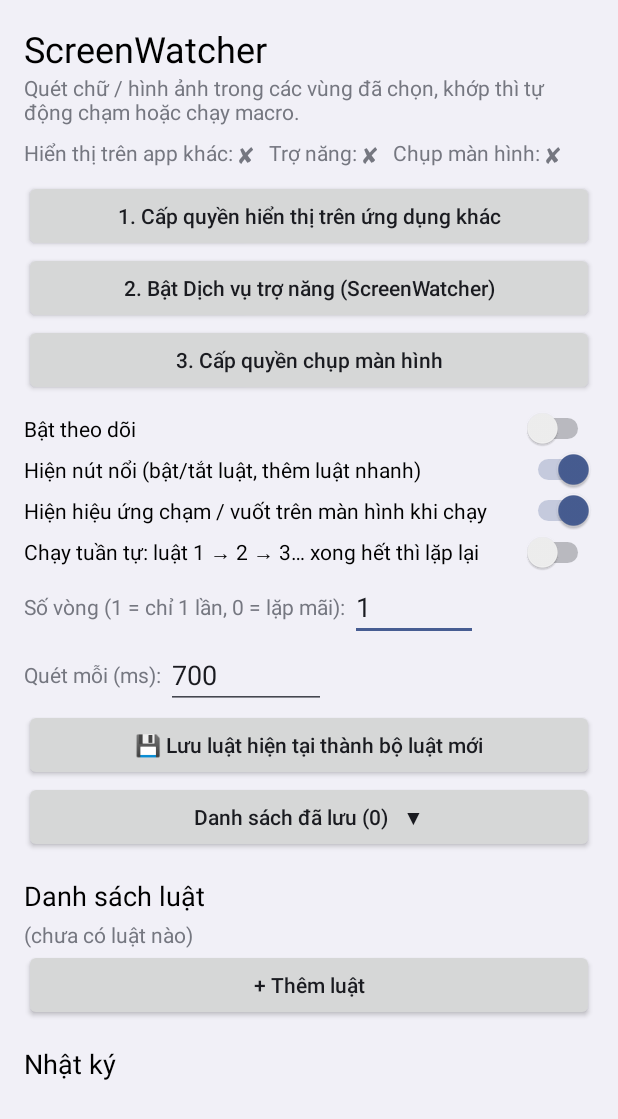
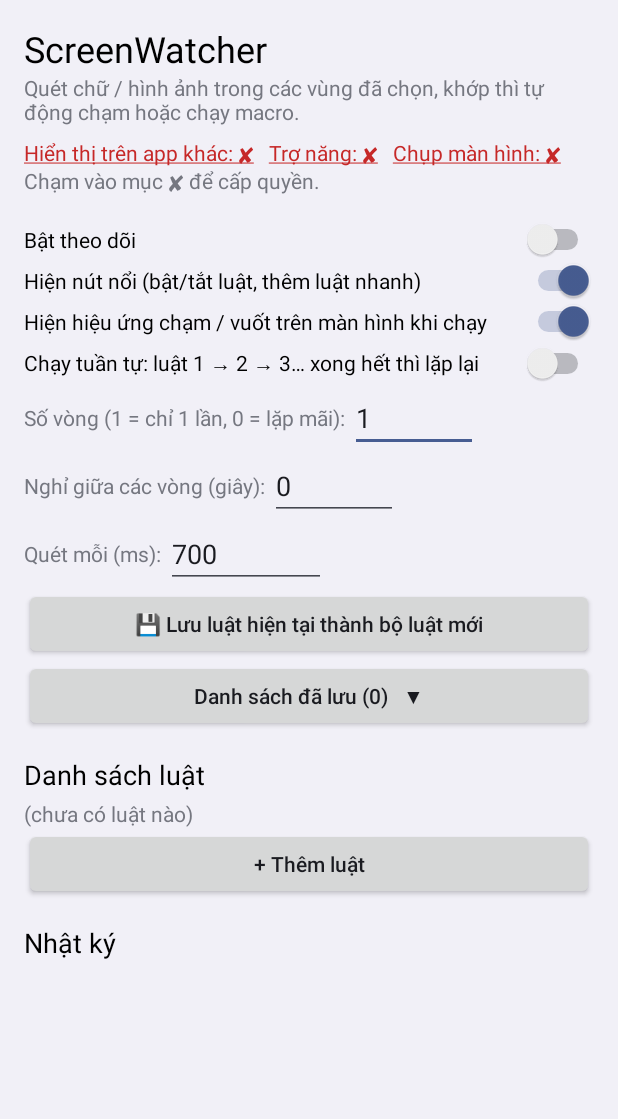
Before and after one commit to THQuan1989/Docmanhinh2.0, an Android app: the screen it shows after launch (MainActivity), on a phone screen of 412 x 824 dp. Shown: the top 1119 px of the screen. Run offline under Robolectric (Android 15) with nearby library versions, the phone set to English and light mode, and no system bars.

Commit message:
Them ma nguon

```diff
--- a/app/src/main/java/com/example/screenwatcher/MainActivity.kt
+++ b/app/src/main/java/com/example/screenwatcher/MainActivity.kt
@@ -12,6 +12,12 @@ import android.os.Handler
 import android.os.Looper
 import android.provider.Settings
 import android.text.InputType
+import android.text.SpannableStringBuilder
+import android.text.Spanned
+import android.text.TextPaint
+import android.text.method.LinkMovementMethod
+import android.text.style.ClickableSpan
+import android.view.View
 import android.view.Gravity
 import android.widget.Button
 import android.widget.CheckBox
@@ -41,6 +47,8 @@ class MainActivity : ComponentActivity() {
     private lateinit var feedbackSwitch: Switch
     private lateinit var cyclesEt: EditText
     private lateinit var intervalEt: EditText
+    private lateinit var gapEt: EditText
+    private var lastStatus = ""
     private var updating = false
     private val h = Handler(Looper.getMainLooper())
     private val ticker = object : Runnable {
@@ -81,19 +89,13 @@ class MainActivity : ComponentActivity() {
         root.addView(TextView(this).apply {
             text = "Quét chữ / hình ảnh trong các vùng đã chọn, khớp thì tự động chạm hoặc chạy macro."
         })
-        status = TextView(this).apply { setPadding(0, dp(8), 0, dp(8)) }
+        // dòng trạng thái quyền: chạm vào từng mục để đi tới màn hình cấp quyền tương ứng
+        status = TextView(this).apply {
+            setPadding(0, dp(8), 0, dp(8))
+            movementMethod = LinkMovementMethod.getInstance()
+            highlightColor = Color.TRANSPARENT
+        }
         root.addView(status)
-
-        root.addView(btn("1. Cấp quyền hiển thị trên ứng dụng khác") {
-            startActivity(Intent(Settings.ACTION_MANAGE_OVERLAY_PERMISSION, Uri.parse("package:$packageName")))
-        })
-        root.addView(btn("2. Bật Dịch vụ trợ năng (ScreenWatcher)") {
-            startActivity(Intent(Settings.ACTION_ACCESSIBILITY_SETTINGS))
-        })
-        root.addView(btn("3. Cấp quyền chụp màn hình") {
-            val mpm = getSystemService(MediaProjectionManager::class.java)
-            projLauncher.launch(mpm.createScreenCaptureIntent())
-        })
 
         monitorSwitch = Switch(this).apply {
             text = "Bật theo dõi"; setPadding(0, dp(12), 0, dp(4))
@@ -158,6 +160,16 @@ class MainActivity : ComponentActivity() {
         cy.addView(cyclesEt)
         root.addView(cy)
 
+        val gp = LinearLayout(this).apply { orientation = LinearLayout.HORIZONTAL; gravity = Gravity.CENTER_VERTICAL }
+        gp.addView(TextView(this).apply { text = "Nghỉ giữa các vòng (giây): " })
+        gapEt = EditText(this).apply {
+            inputType = InputType.TYPE_CLASS_NUMBER or InputType.TYPE_NUMBER_FLAG_DECIMAL
+            setText(fmtSec(RuleStore.seqGap(this@MainActivity)))
+            minEms = 4
+        }
+        gp.addView(gapEt)
+        root.addView(gp)
+
         val iv = LinearLayout(this).apply { orientation = LinearLayout.HORIZONTAL; gravity = Gravity.CENTER_VERTICAL }
         iv.addView(TextView(this).apply { text = "Quét mỗi (ms): " })
         intervalEt = EditText(this).apply {
@@ -195,6 +207,19 @@ class MainActivity : ComponentActivity() {
     private fun saveInterval() {
         intervalEt.text.toString().toLongOrNull()?.let { RuleStore.setInterval(this, it) }
         cyclesEt.text.toString().toIntOrNull()?.let { RuleStore.setSeqCycles(this, it) }
+        gapEt.text.toString().replace(',', '.').toDoubleOrNull()?.let { RuleStore.setSeqGap(this, (it * 1000).toLong()) }
+    }
+
+    private fun fmtSec(ms: Long) = if (ms % 1000 == 0L) (ms / 1000).toString() else (ms / 1000.0).toString()
+
+    private fun requestOverlay() =
+        startActivity(Intent(Settings.ACTION_MANAGE_OVERLAY_PERMISSION, Uri.parse("package:$packageName")))
+
+    private fun requestAccessibility() = startActivity(Intent(Settings.ACTION_ACCESSIBILITY_SETTINGS))
+
+    private fun requestProjection() {
+        val mpm = getSystemService(MediaProjectionManager::class.java)
+        projLauncher.launch(mpm.createScreenCaptureIntent())
     }
 
     override fun onResume() {
@@ -269,6 +294,7 @@ class MainActivity : ComponentActivity() {
         // cập nhật ô cài đặt trên màn hình
         h.postDelayed({
             cyclesEt.setText(RuleStore.seqCycles(this).toString())
+            gapEt.setText(fmtSec(RuleStore.seqGap(this)))
             intervalEt.setText(RuleStore.interval(this).toString())
             updating = true; seqSwitch.isChecked = RuleStore.seqOn(this); updating = false
             rebuildList()
@@ -347,12 +373,34 @@ class MainActivity : ComponentActivity() {
     }
 
     private fun refreshStatus() {
-        fun m(ok: Boolean) = if (ok) "✔" else "✘"
-        status.text = "Hiển thị trên app khác: ${m(Settings.canDrawOverlays(this))}   " +
-            "Trợ năng: ${m(AutoClickService.instance != null)}   " +
-            "Chụp màn hình: ${m(AppState.projectionReady)}" +
-            ProfileStore.activeNames(this).let { if (it.isEmpty()) "" else "\nĐang dùng: " + it.joinToString(" + ") } +
-            (if (AppState.monitoring && AppState.seqStatus.isNotEmpty()) "\n${AppState.seqStatus}" else "")
+        val okO = Settings.canDrawOverlays(this)
+        val okA = AutoClickService.instance != null
+        val okP = AppState.projectionReady
+        val extra = ProfileStore.activeNames(this).let { if (it.isEmpty()) "" else "\nĐang dùng: " + it.joinToString(" + ") } +
+            (if (AppState.monitoring && AppState.seqStatus.isNotEmpty()) "\n${AppState.seqStatus}" else "") +
+            (if (okO && okA && okP) "" else "\nChạm vào mục ✘ để cấp quyền.")
+        val key = "$okO|$okA|$okP|$extra"
+        if (key != lastStatus) { // chỉ dựng lại khi nội dung đổi, để chạm vào liên kết không bị ngắt giữa chừng
+            lastStatus = key
+            val sb = SpannableStringBuilder()
+            fun item(label: String, ok: Boolean, go: () -> Unit) {
+                val start = sb.length
+                sb.append("$label: ${if (ok) "✔" else "✘"}")
+                sb.setSpan(object : ClickableSpan() {
+                    override fun onClick(w: View) = go()
+                    override fun updateDrawState(ds: TextPaint) {
+                        ds.color = if (ok) 0xFF2E7D32.toInt() else 0xFFC62828.toInt()
+                        ds.isUnderlineText = true
+                    }
+                }, start, sb.length, Spanned.SPAN_EXCLUSIVE_EXCLUSIVE)
+                sb.append("   ")
+            }
+            item("Hiển thị trên app khác", okO) { requestOverlay() }
+            item("Trợ năng", okA) { requestAccessibility() }
+            item("Chụp màn hình", okP) { requestProjection() }
+            sb.append(extra)
+            status.text = sb
+        }
         updating = true
         monitorSwitch.isChecked = AppState.monitoring
         bubbleSwitch.isChecked = RuleStore.bubbleOn(this)
--- a/app/src/main/java/com/example/screenwatcher/Models.kt
+++ b/app/src/main/java/com/example/screenwatcher/Models.kt
@@ -134,6 +134,9 @@ object RuleStore {
     /** Chạy tuần tự: luật 1 -> 2 -> 3 ... xong hết thì lặp lại theo số vòng (0 = mãi). */
     fun seqOn(c: Context): Boolean = prefs(c).getBoolean("seqOn", false)
     fun setSeqOn(c: Context, on: Boolean) = prefs(c).edit().putBoolean("seqOn", on).apply()
+    /** Thời gian nghỉ (ms) giữa hai vòng khi chạy tuần tự (0 = không nghỉ). */
+    fun seqGap(c: Context): Long = prefs(c).getLong("seqGap", 0L)
+    fun setSeqGap(c: Context, ms: Long) = prefs(c).edit().putLong("seqGap", ms.coerceIn(0L, 86_400_000L)).apply()
     fun seqCycles(c: Context): Int = prefs(c).getInt("seqCycles", 1)
     fun setSeqCycles(c: Context, n: Int) = prefs(c).edit().putInt("seqCycles", n.coerceIn(0, 100_000)).apply()
 
--- a/app/src/main/java/com/example/screenwatcher/Profiles.kt
+++ b/app/src/main/java/com/example/screenwatcher/Profiles.kt
@@ -46,7 +46,7 @@ object ProfileStore {
         val now = System.currentTimeMillis()
         val o = JSONObject()
             .put("name", clean).put("savedAt", now)
-            .put("seqOn", RuleStore.seqOn(c)).put("seqCycles", RuleStore.seqCycles(c))
+            .put("seqOn", RuleStore.seqOn(c)).put("seqCycles", RuleStore.seqCycles(c)).put("seqGap", RuleStore.seqGap(c))
             .put("interval", RuleStore.interval(c))
             .put("rules", JSONArray().also { a -> rules.forEach { a.put(it.toJson()) } })
         File(d, FILE).writeText(o.toString())
@@ -94,6 +94,7 @@ object ProfileStore {
         RuleStore.setActiveProfiles(c, listOf(id))
         RuleStore.setSeqOn(c, o.optBoolean("seqOn", false))
         RuleStore.setSeqCycles(c, o.optInt("seqCycles", 1))
+        RuleStore.setSeqGap(c, o.optLong("seqGap", 0L))
         RuleStore.setInterval(c, o.optLong("interval", 700L))
         return true
     }
```
Also changed, not shown: app/src/main/java/com/example/screenwatcher/CaptureService.kt (+14 -2 lines).
